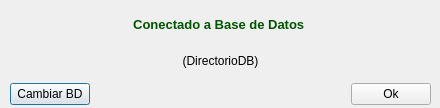
First picture: the form in dblogin.ui, repository jeanyvesb9/GS, before the edit.
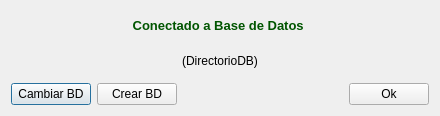
Second picture: the form after the edit.

```diff
--- a/dblogin.ui
+++ b/dblogin.ui
@@ -7,7 +7,7 @@
     <x>0</x>
     <y>0</y>
     <width>440</width>
-    <height>108</height>
+    <height>116</height>
    </rect>
   </property>
   <property name="sizePolicy">
@@ -19,18 +19,8 @@
   <property name="windowTitle">
    <string>Dialog</string>
   </property>
-  <property name="modal">
-   <bool>true</bool>
-  </property>
-  <widget class="QWidget" name="layoutWidget">
-   <property name="geometry">
-    <rect>
-     <x>10</x>
-     <y>10</y>
-     <width>421</width>
-     <height>95</height>
-    </rect>
-   </property>
+  <layout class="QVBoxLayout" name="verticalLayout">
+   <item>
    <layout class="QVBoxLayout" name="verticalLayout_2">
     <item>
      <widget class="QLabel" name="connectionStatus">
@@ -78,8 +68,12 @@
         <property name="text">
          <string>Cambiar BD</string>
         </property>
-        <property name="autoDefault">
-         <bool>true</bool>
+        </widget>
+       </item>
+       <item>
+        <widget class="QPushButton" name="createDB">
+         <property name="text">
+          <string>Crear BD</string>
         </property>
        </widget>
       </item>
@@ -101,15 +95,13 @@
         <property name="text">
          <string>Ok</string>
         </property>
-        <property name="autoDefault">
-         <bool>true</bool>
-        </property>
        </widget>
       </item>
      </layout>
     </item>
    </layout>
-  </widget>
+   </item>
+  </layout>
  </widget>
  <tabstops>
   <tabstop>pushButton_2</tabstop>
```
Left out of the diff: 8 changed lines with no effect on the pictures. Lines whose indentation alone changed are shown as unchanged.
